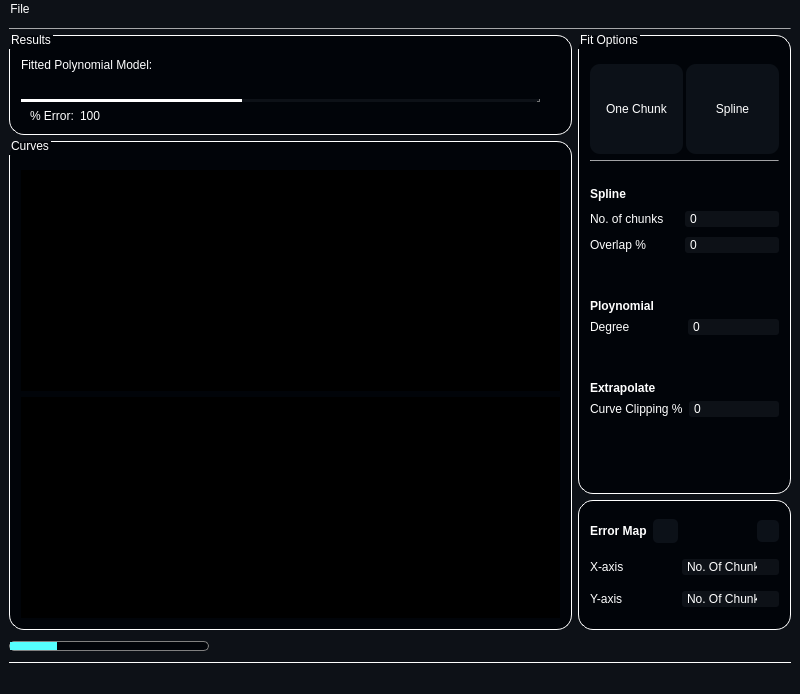
Above: resources/curvefittingwindow.ui from Abdullahsaeed10/Curve_Fitter before the change. Below: the same form after it.
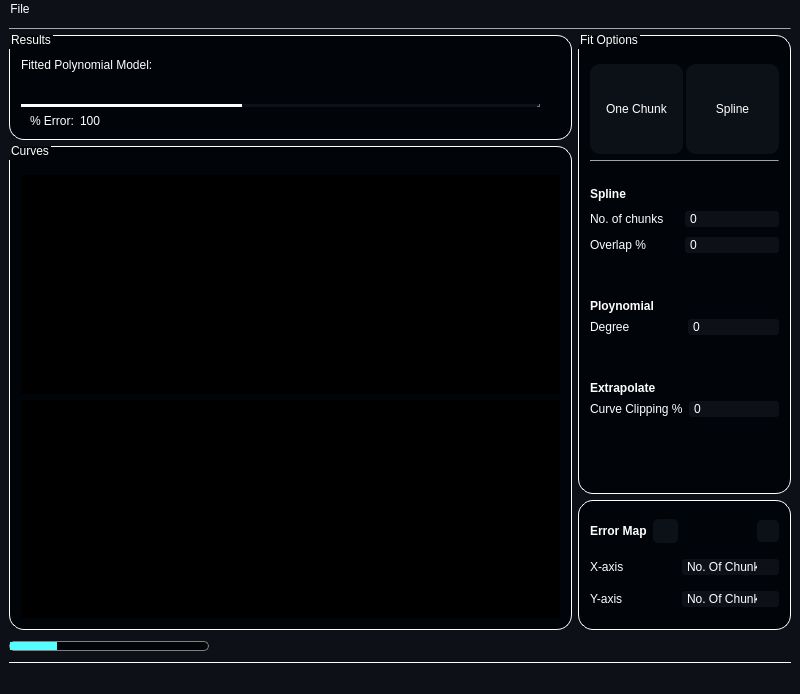
That is the form after the change. Icons and pictures are not drawn. Custom widgets are drawn as their Qt base class.

What changed in the file:
```diff
--- a/resources/curvefittingwindow.ui
+++ b/resources/curvefittingwindow.ui
@@ -110,7 +110,7 @@
           <property name="maximumSize">
            <size>
             <width>16777215</width>
-            <height>100</height>
+            <height>105</height>
            </size>
           </property>
           <property name="styleSheet">
@@ -180,7 +180,7 @@
                     <x>-505</x>
                     <y>0</y>
                     <width>1218</width>
-                    <height>45</height>
+                    <height>50</height>
                    </rect>
                   </property>
                   <layout class="QGridLayout" name="gridLayout_6">
```
